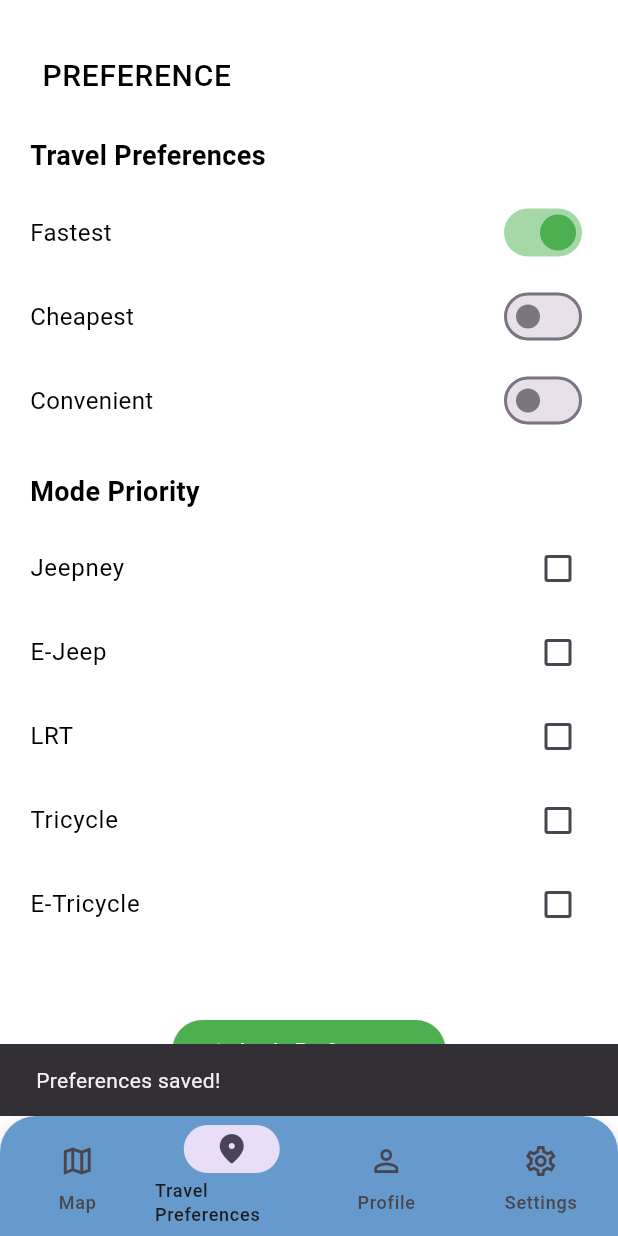
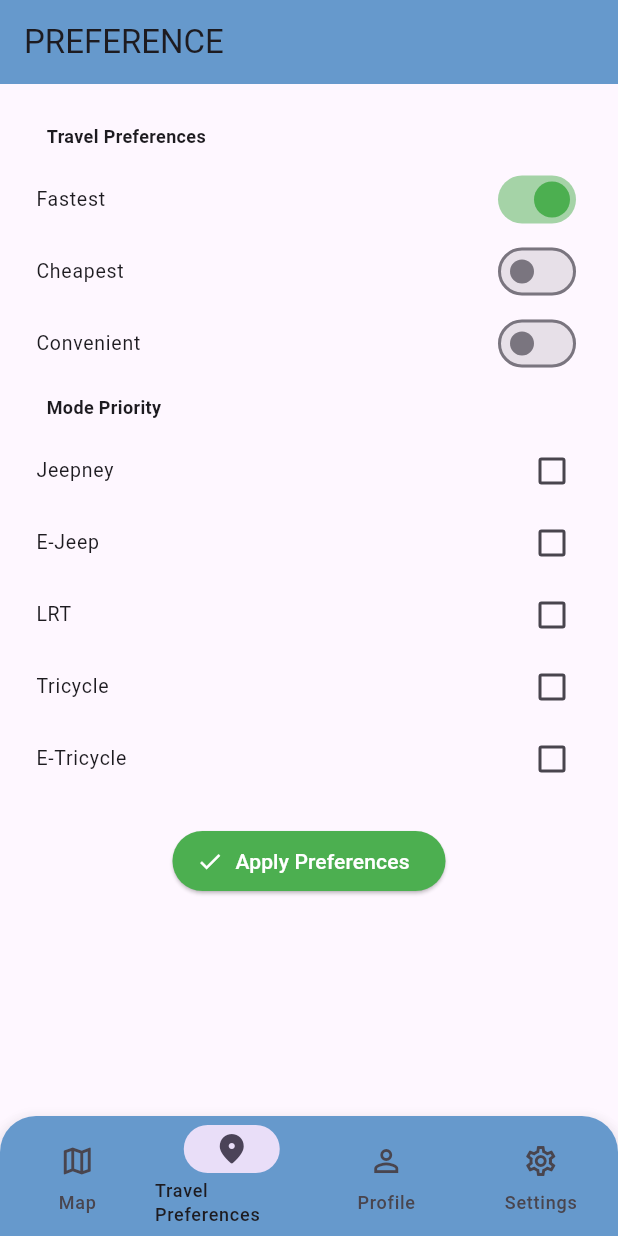
Before and after one commit to BGrazer/Maiway, a Flutter app: the screen it shows after launch, item 2 of the bottom bar chosen, after a tap on "Apply Preferences", on a phone screen of 412 x 824 dp. Run offline on Flutter 3.47's test engine with Material 3 defaults, Android fonts, the light colour scheme and no system bars; our stand-ins replace flutter_map, geolocator, google_fonts, latlong2; missing offline and left inert: flutter_map_location_marker.

Commit message:
Update travel_preference.dart

```diff
--- a/maiwayapp/lib/travel_preference.dart
+++ b/maiwayapp/lib/travel_preference.dart
@@ -1,3 +1,4 @@
+// lib/travel_preference.dart
 import 'package:flutter/material.dart';
 
 class TravelPreferenceScreen extends StatefulWidget {
@@ -31,100 +32,46 @@ class _TravelPreferenceScreenState extends State<TravelPreferenceScreen> {
   @override
   Widget build(BuildContext context) {
     return Scaffold(
-      backgroundColor: Colors.white,
-      body: SafeArea(
-        child: Padding(
-          padding: MediaQuery.of(context).viewInsets.add(const EdgeInsets.all(20)),
-          child: Column(
-            crossAxisAlignment: CrossAxisAlignment.start,
+      appBar: AppBar(
+        title: const Text('PREFERENCE'),
+        backgroundColor: const Color(0xFF6699CC),
+      ),
+      body: ListView(
+        padding: const EdgeInsets.all(16.0),
         children: [
-              // Header (Styled like Settings screen)
-              Container(
-                width: double.infinity,
-                padding: const EdgeInsets.symmetric(horizontal: 8, vertical: 16),
-                child: const Align(
-                  alignment: Alignment.centerLeft,
-                  child: Text(
-                    'PREFERENCE',
-                    style: TextStyle(
-                      fontSize: 20,
-                      fontWeight: FontWeight.w500,
-                      color: Colors.black,
-                      letterSpacing: 0.5,
-                    ),
-                  ),
-                ),
-              ),
-
-              const SizedBox(height: 10),
-
-              const Text(
-                'Travel Preferences',
-                style: TextStyle(
-                  fontSize: 18,
-                  fontWeight: FontWeight.bold,
-                  color: Colors.black,
-                ),
-              ),
-              const SizedBox(height: 10),
-
-              // Travel Preferences (Switches)
-              Column(
-                children: _preferences.entries.map((entry) {
-                  return Padding(
-                    padding: const EdgeInsets.symmetric(vertical: 4),
-                    child: Row(
-                      children: [
-                        Expanded(
-                          child: Align(
+          const _SectionHeader(title: 'Travel Preferences'),
+          ..._preferences.entries.map((entry) {
+            return ListTile(
+              dense: true,
+              contentPadding: const EdgeInsets.symmetric(horizontal: 8.0),
+              title: Align(
                 alignment: Alignment.centerLeft,
                 child: Text(
                   entry.key,
-                              style: const TextStyle(
-                                fontSize: 16,
-                                color: Colors.black,
+                  style: const TextStyle(fontSize: 13),
                 ),
               ),
-                          ),
-                        ),
-                        Switch(
+              trailing: Switch(
                 value: entry.value,
                 onChanged: (bool value) {
                   if (value) _selectOnlyOne(entry.key);
                 },
                 activeColor: Colors.green,
               ),
-                      ],
-                    ),
             );
           }).toList(),
-              ),
 
-              const SizedBox(height: 20),
-
-              const Text(
-                'Mode Priority',
-                style: TextStyle(
-                  fontSize: 18,
-                  fontWeight: FontWeight.w600,
-                  color: Colors.black,
-                ),
-              ),
-              const SizedBox(height: 10),
-
-              // Mode Checkboxes
-              Expanded(
-                child: ListView(
-                  children: _modes.entries.map((entry) {
-                    return Padding(
-                      padding: const EdgeInsets.only(left: 0),
-                      child: CheckboxListTile(
-                        contentPadding: const EdgeInsets.symmetric(horizontal: 0),
+          const _SectionHeader(title: 'Mode Priority'),
+          ..._modes.entries.map((entry) {
+            return CheckboxListTile(
+              dense: true,
+              controlAffinity: ListTileControlAffinity.trailing,
+              contentPadding: const EdgeInsets.symmetric(horizontal: 8.0),
               title: Align(
                 alignment: Alignment.centerLeft,
                 child: Text(
                   entry.key,
-                            style: const TextStyle(color: Colors.black),
+                  style: const TextStyle(fontSize: 13),
                 ),
               ),
               value: entry.value,
@@ -138,25 +85,14 @@ class _TravelPreferenceScreenState extends State<TravelPreferenceScreen> {
               shape: RoundedRectangleBorder(
                 borderRadius: BorderRadius.circular(12),
               ),
-                      ),
             );
           }).toList(),
-                ),
-              ),
 
-              const SizedBox(height: 10),
-
-              // Apply Button
+          const SizedBox(height: 20),
           Center(
             child: ElevatedButton.icon(
               onPressed: () {
-                    // No navigation or callback for now
-                    ScaffoldMessenger.of(context).showSnackBar(
-                      const SnackBar(
-                        content: Text("Preferences saved!"),
-                        duration: Duration(seconds: 1),
-                      ),
-                    );
+                // Keep on the page, you can handle data transmission elsewhere
               },
               icon: const Icon(Icons.check),
               label: const Text("Apply Preferences"),
@@ -168,7 +104,21 @@ class _TravelPreferenceScreenState extends State<TravelPreferenceScreen> {
           ),
         ],
       ),
-        ),
+    );
+  }
+}
+
+class _SectionHeader extends StatelessWidget {
+  final String title;
+  const _SectionHeader({required this.title});
+
+  @override
+  Widget build(BuildContext context) {
+    return Padding(
+      padding: const EdgeInsets.symmetric(horizontal: 15.0, vertical: 10.0),
+      child: Text(
+        title,
+        style: const TextStyle(fontSize: 12, fontWeight: FontWeight.bold),
       ),
     );
   }
```
Lines whose indentation alone changed are shown as unchanged.
